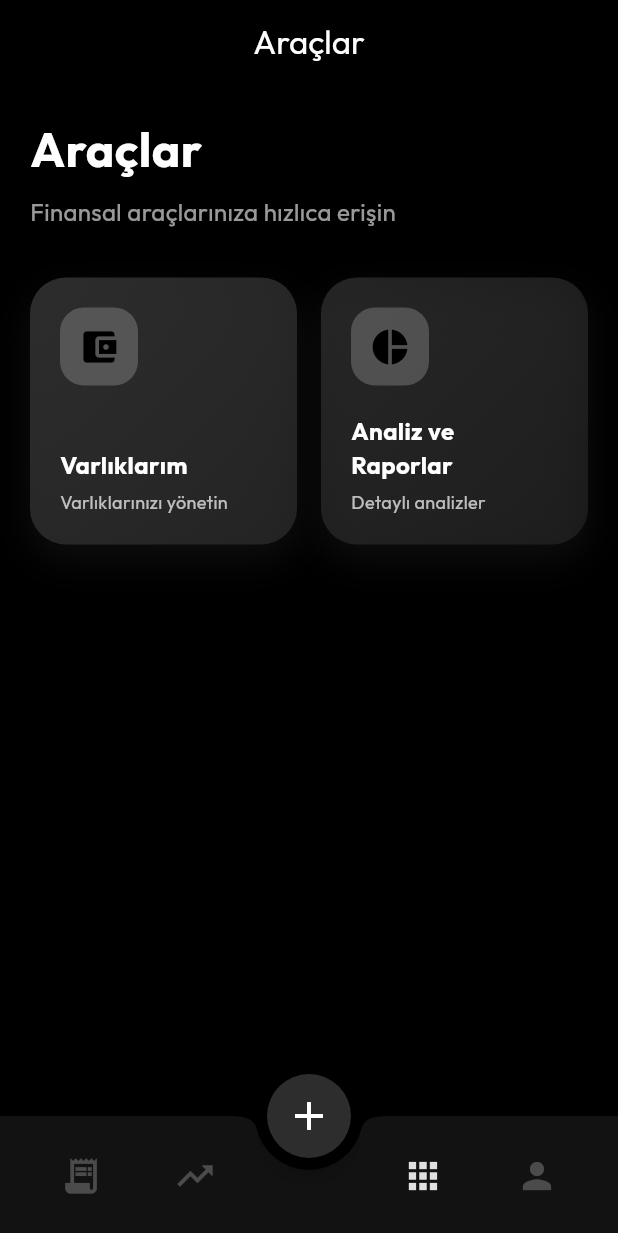
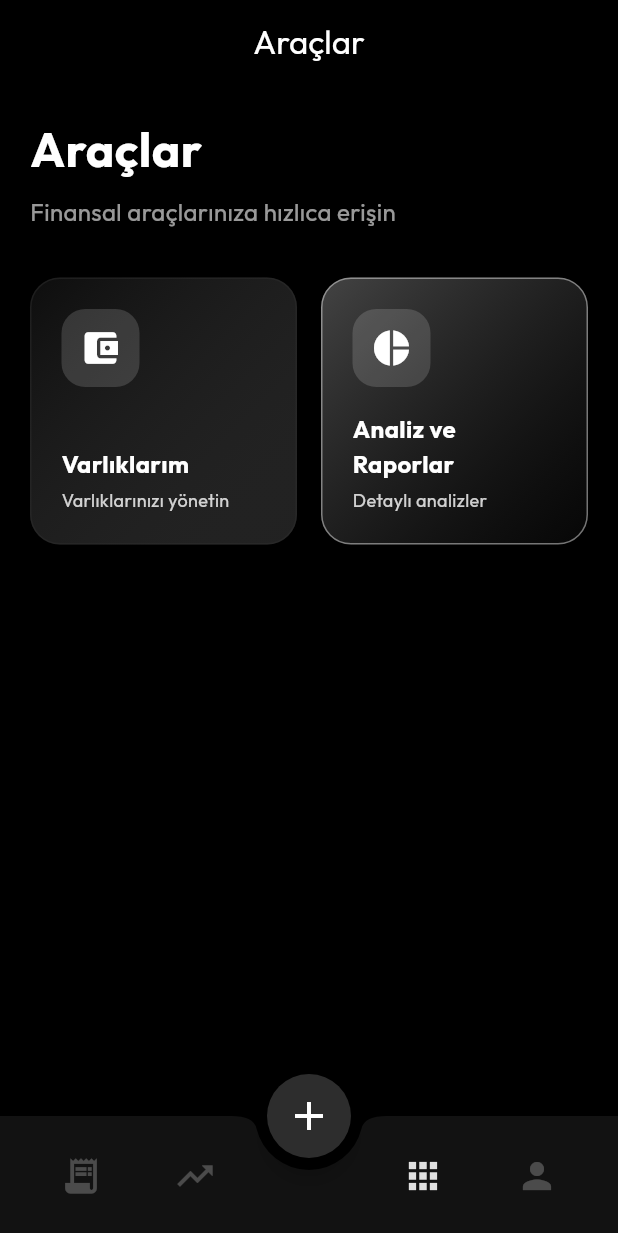
Before and after one commit to SeyitAltintas/Cashly, a Flutter app: the screen it shows after launch, item 3 of the bottom bar chosen, on a phone screen of 412 x 824 dp. Shown: the top 1233 px of the screen. Run offline on Flutter 3.47's test engine with Material 3 defaults, Android fonts, the light colour scheme and no system bars; our stand-ins replace fl_chart, flutter_tts, google_fonts, hive_flutter, image_picker, local_auth and 1 more; accounts and stored records are empty.

Commit message:
Varsayılan tema 3. adım tamamlandı

```diff
--- a/lib/features/tools/presentation/pages/tools_page.dart
+++ b/lib/features/tools/presentation/pages/tools_page.dart
@@ -1,7 +1,4 @@
 import 'package:flutter/material.dart';
-import 'package:provider/provider.dart';
-import 'package:cashly/core/theme/theme_manager.dart';
-import 'package:cashly/core/theme/app_theme.dart';
 
 class ToolsPage extends StatelessWidget {
   final VoidCallback onAssetsPressed;
@@ -73,16 +70,14 @@ class ToolsPage extends StatelessWidget {
                       icon: Icons.account_balance_wallet,
                       title: "Varlıklarım",
                       subtitle: "Varlıklarınızı yönetin",
-                      gradientColors:
-                          context.watch<ThemeManager>().isDefaultTheme
-                          ? [
-                              PageThemeColors.darkGray,
-                              PageThemeColors.darkGray.withValues(alpha: 0.7),
-                            ]
-                          : [
-                              Theme.of(context).colorScheme.primary,
-                              Theme.of(context).colorScheme.primaryContainer,
-                            ],
+                      gradientColors: [
+                        Theme.of(
+                          context,
+                        ).colorScheme.primary.withValues(alpha: 0.3),
+                        Theme.of(
+                          context,
+                        ).colorScheme.secondary.withValues(alpha: 0.15),
+                      ],
                       onTap: onAssetsPressed,
                       delay: 100,
                     ),
@@ -91,16 +86,14 @@ class ToolsPage extends StatelessWidget {
                       icon: Icons.pie_chart,
                       title: "Analiz ve\nRaporlar",
                       subtitle: "Detaylı analizler",
-                      gradientColors:
-                          context.watch<ThemeManager>().isDefaultTheme
-                          ? [
-                              PageThemeColors.darkGray.withValues(alpha: 0.8),
-                              PageThemeColors.darkGray.withValues(alpha: 0.5),
-                            ]
-                          : [
-                              Theme.of(context).colorScheme.secondary,
-                              Theme.of(context).colorScheme.secondaryContainer,
-                            ],
+                      gradientColors: [
+                        Theme.of(
+                          context,
+                        ).colorScheme.secondary.withValues(alpha: 0.3),
+                        Theme.of(
+                          context,
+                        ).colorScheme.primary.withValues(alpha: 0.15),
+                      ],
                       onTap: onAnalysisPressed,
                       delay: 200,
                     ),
@@ -136,7 +129,7 @@ class ToolsPage extends StatelessWidget {
         color: Colors.transparent,
         child: InkWell(
           onTap: onTap,
-          borderRadius: BorderRadius.circular(24),
+          borderRadius: BorderRadius.circular(20),
           child: Container(
             decoration: BoxDecoration(
               gradient: LinearGradient(
@@ -144,14 +137,10 @@ class ToolsPage extends StatelessWidget {
                 begin: Alignment.topLeft,
                 end: Alignment.bottomRight,
               ),
-              borderRadius: BorderRadius.circular(24),
-              boxShadow: [
-                BoxShadow(
-                  color: gradientColors[0].withValues(alpha: 0.3),
-                  blurRadius: 20,
-                  offset: const Offset(0, 10),
-                ),
-              ],
+              borderRadius: BorderRadius.circular(20),
+              border: Border.all(
+                color: gradientColors[0].withValues(alpha: 0.5),
+              ),
             ),
             child: Padding(
               padding: const EdgeInsets.all(20.0),
@@ -162,26 +151,18 @@ class ToolsPage extends StatelessWidget {
                   Container(
                     padding: const EdgeInsets.all(12),
                     decoration: BoxDecoration(
-                      color: Colors.white.withValues(alpha: 0.2),
+                      color: Colors.white.withValues(alpha: 0.15),
                       borderRadius: BorderRadius.circular(16),
                     ),
-                    child: Icon(
-                      icon,
-                      color: context.watch<ThemeManager>().isDefaultTheme
-                          ? Colors.black
-                          : Colors.white,
-                      size: 28,
-                    ),
+                    child: Icon(icon, color: Colors.white, size: 28),
                   ),
                   Column(
                     crossAxisAlignment: CrossAxisAlignment.start,
                     children: [
                       Text(
                         title,
-                        style: TextStyle(
-                          color: context.watch<ThemeManager>().isDefaultTheme
-                              ? Colors.white
-                              : Colors.white,
+                        style: const TextStyle(
+                          color: Colors.white,
                           fontSize: 16,
                           fontWeight: FontWeight.bold,
                         ),
@@ -190,9 +171,7 @@ class ToolsPage extends StatelessWidget {
                       Text(
                         subtitle,
                         style: TextStyle(
-                          color: context.watch<ThemeManager>().isDefaultTheme
-                              ? Colors.white70
-                              : Colors.white.withValues(alpha: 0.8),
+                          color: Colors.white.withValues(alpha: 0.8),
                           fontSize: 12,
                         ),
                       ),
```
Also changed, not shown: lib/profile_page.dart (+13 -46 lines).
